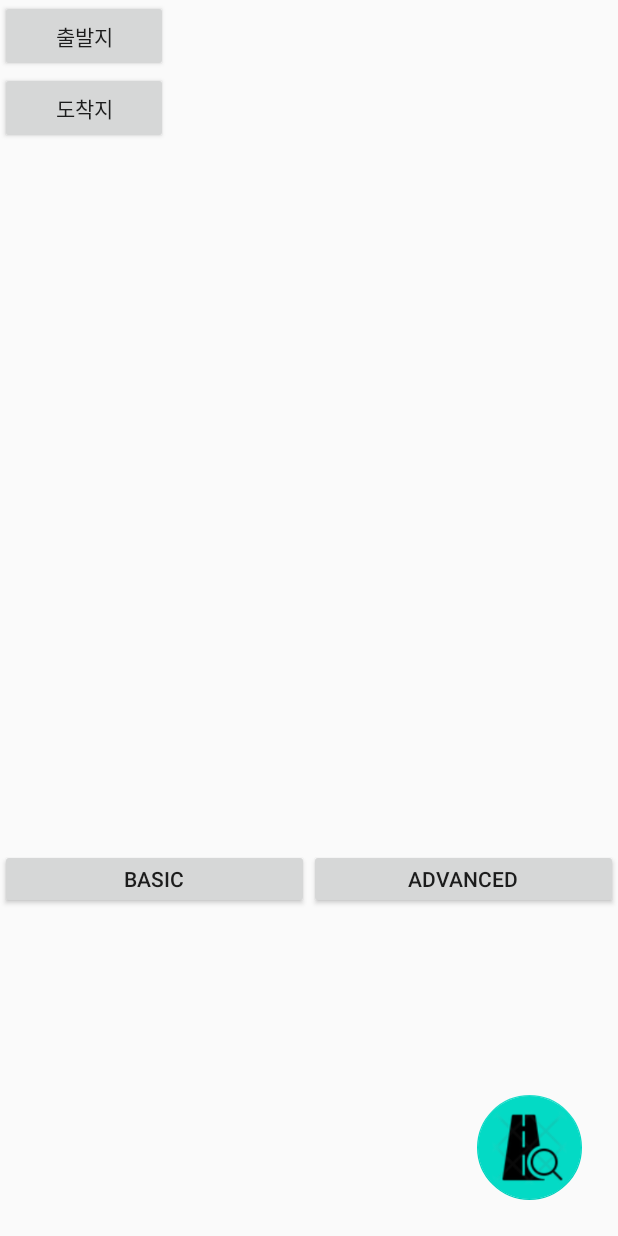
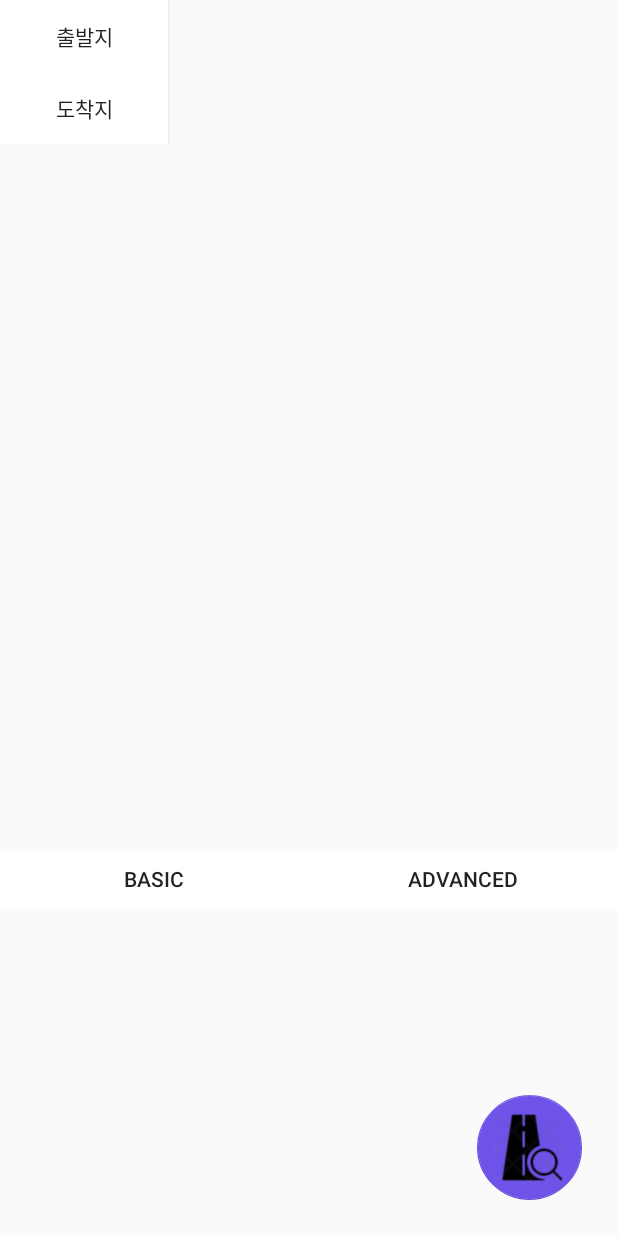
Before and after one commit to nsih/Find_Path_Application, an Android app: the layout activity_main.xml on its own in the app's theme, with its tools: preview values and no code run, on a phone screen of 412 x 824 dp. Run offline under Robolectric (Android 15) with nearby library versions, the phone set to English and light mode, and no system bars.

Commit message:
*5.8
*UI design Update

```diff
--- a/app/src/main/res/layout/activity_main.xml
+++ b/app/src/main/res/layout/activity_main.xml
@@ -27,6 +27,7 @@
                 android:layout_width="0dp"
                 android:layout_height="wrap_content"
                 android:layout_weight="1"
+                android:background="@color/white"
                 android:text="출발지"></Button>
 
             <TextView
@@ -46,6 +47,7 @@
                 android:layout_width="0dp"
                 android:layout_height="wrap_content"
                 android:layout_weight="1"
+                android:background="@color/white"
                 android:text="도착지"></Button>
 
 
@@ -74,6 +76,7 @@
                 android:layout_width="0dp"
                 android:layout_height="wrap_content"
                 android:layout_weight="1"
+                android:background="@color/white"
                 android:text="basic"></Button>
 
             <Button
@@ -81,6 +84,7 @@
                 android:layout_width="0dp"
                 android:layout_height="wrap_content"
                 android:layout_weight="1"
+                android:background="@color/white"
                 android:text="advanced"></Button>
 
         </LinearLayout>
--- a/app/src/main/res/values/themes.xml
+++ b/app/src/main/res/values/themes.xml
@@ -2,9 +2,11 @@
     <!-- Base application theme. -->
     <style name="Theme.MyApplication" parent="Theme.AppCompat.Light.DarkActionBar">
         <!-- Primary brand color. -->
-        <item name="colorPrimary">@color/purple_500</item>
-        <item name="colorPrimaryDark">@color/purple_700</item>
-        <item name="colorAccent">@color/teal_200</item>
+        <item name="colorPrimary">#6f52e8</item>
+        <item name="colorPrimaryDark">#6f52e8</item>
+        <item name="colorAccent">#6f52e8</item>
+
+
         <!-- Customize your theme here. -->
     </style>
 </resources>
```
